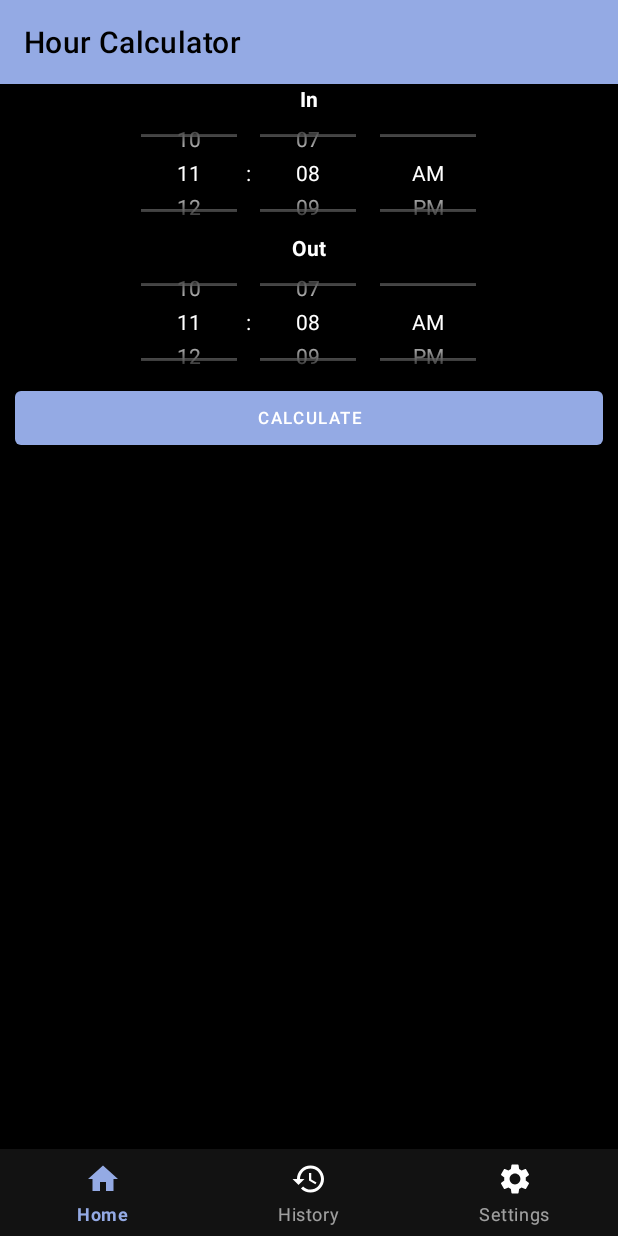
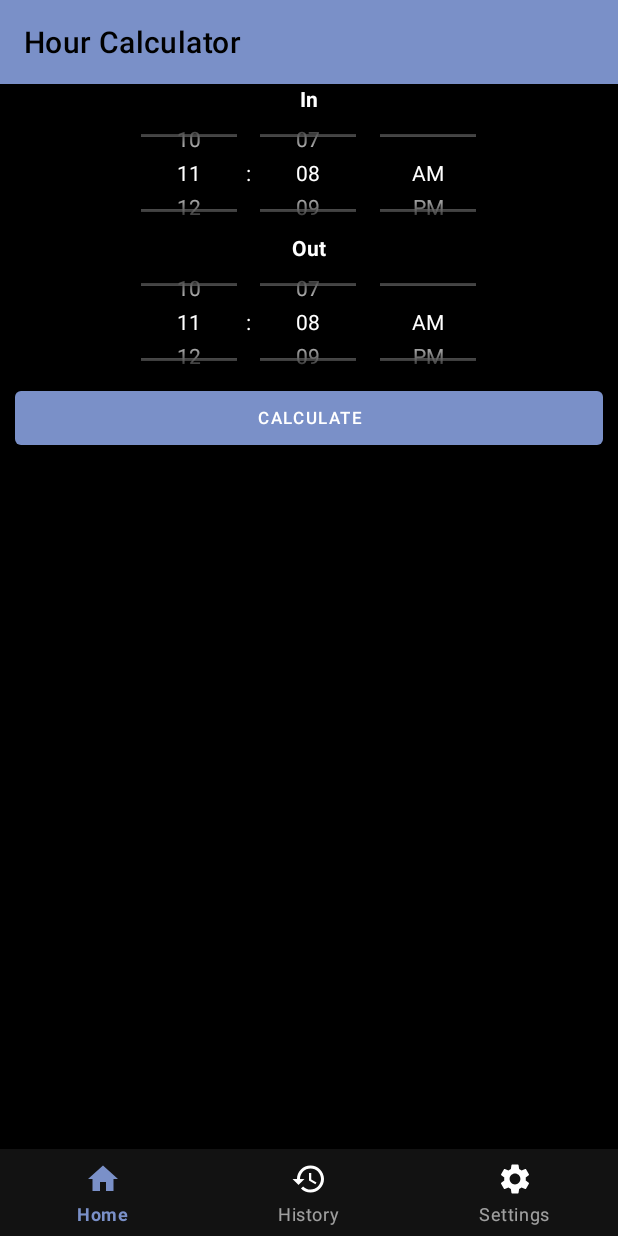
Before and after one commit to corylowry12/Hour-Calculator, an Android app: the screen it shows after launch (MainActivity), on a phone screen of 412 x 824 dp. Run offline under Robolectric (Android 15) with nearby library versions, the light colour scheme and no system bars; our stand-ins replace AdMob; libraries missing offline, so code that uses them is left out: com.github.javiersantos.appupdater; 6 statements that could not run were skipped.

Commit message:
Added system accent colors

```diff
--- a/app/src/main/res/values/colors.xml
+++ b/app/src/main/res/values/colors.xml
@@ -26,5 +26,6 @@
     <color name="darkTeal">#1E7C73</color>
     <color name="darkPink">#B35F88</color>
 
-    <color name="pixelAccent" tools:targetApi="s">@android:color/system_accent1_300</color>
+    <color name="pixelAccent" tools:targetApi="s">@android:color/system_accent1_400</color>
+    <color name="pixelAccentDark" tools:targetApi="s">@android:color/system_accent1_700</color>
 </resources>
```
